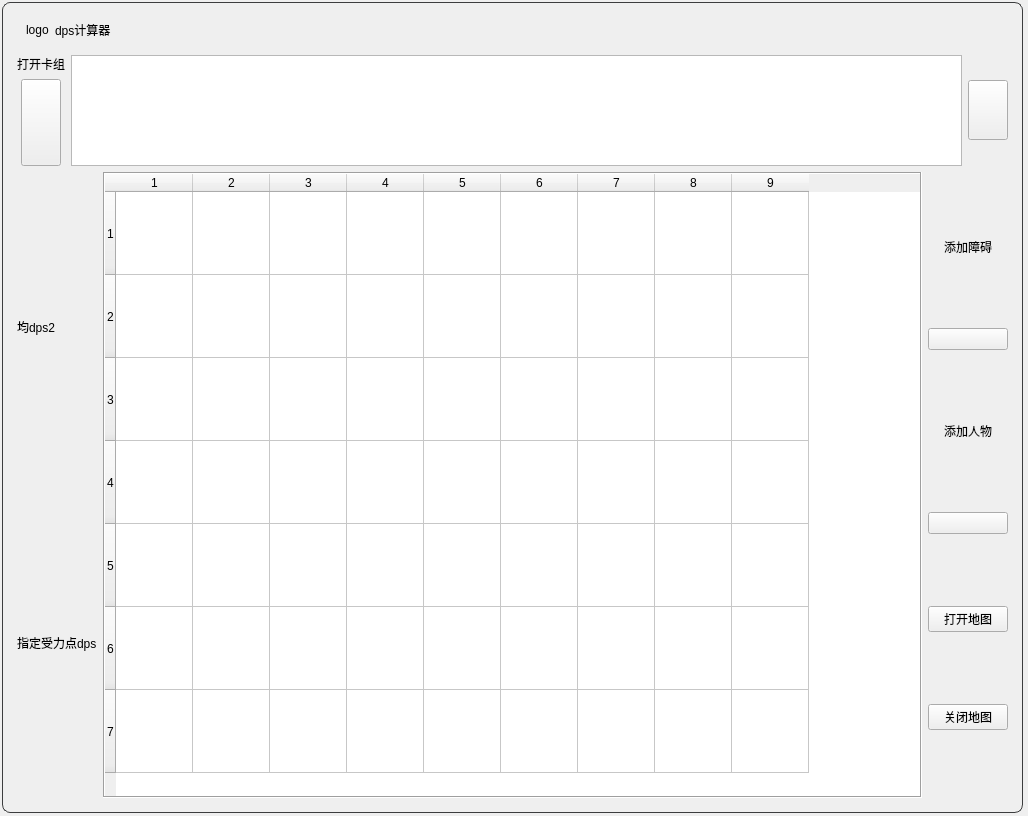
Above: dps_calculator.ui from syfoud/dps_calculator before the change. Below: the same form after it.
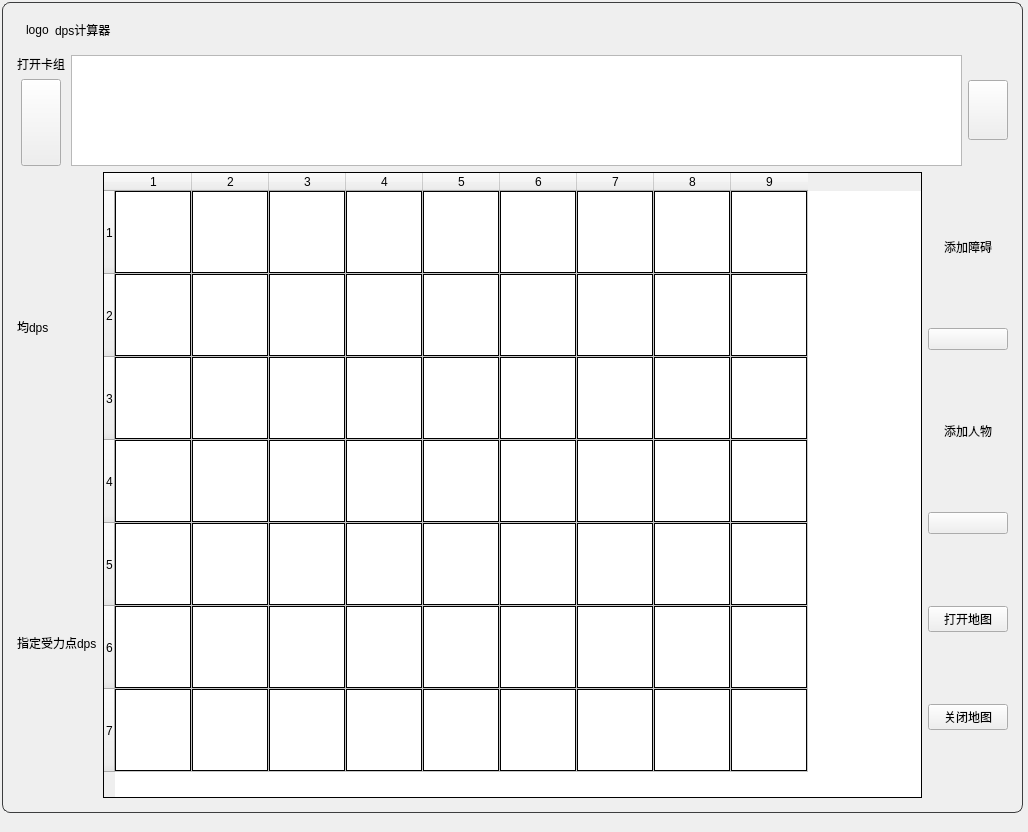
That is the form after the change.

Commit message: 添加表格框线

Patch:
```diff
--- a/dps_calculator.ui
+++ b/dps_calculator.ui
@@ -7,7 +7,7 @@
     <x>0</x>
     <y>0</y>
     <width>1028</width>
-    <height>816</height>
+    <height>832</height>
    </rect>
   </property>
   <property name="minimumSize">
@@ -222,7 +222,7 @@
          <item>
           <widget class="QLabel" name="label_2">
            <property name="text">
-            <string>均dps2</string>
+            <string>均dps</string>
            </property>
           </widget>
          </item>
@@ -246,11 +246,14 @@
            <verstretch>0</verstretch>
           </sizepolicy>
          </property>
+         <property name="styleSheet">
+          <string notr="true">QTableWidget::item{border:1px solid;}</string>
+         </property>
          <property name="frameShape">
           <enum>QFrame::Box</enum>
          </property>
          <property name="frameShadow">
-          <enum>QFrame::Sunken</enum>
+          <enum>QFrame::Plain</enum>
          </property>
          <property name="lineWidth">
           <number>1</number>
@@ -303,6 +306,9 @@
          <attribute name="horizontalHeaderShowSortIndicator" stdset="0">
           <bool>false</bool>
          </attribute>
+         <attribute name="horizontalHeaderStretchLastSection">
+          <bool>false</bool>
+         </attribute>
          <attribute name="verticalHeaderVisible">
           <bool>true</bool>
          </attribute>
@@ -315,6 +321,12 @@
          <attribute name="verticalHeaderDefaultSectionSize">
           <number>83</number>
          </attribute>
+         <attribute name="verticalHeaderShowSortIndicator" stdset="0">
+          <bool>false</bool>
+         </attribute>
+         <attribute name="verticalHeaderStretchLastSection">
+          <bool>false</bool>
+         </attribute>
          <row>
           <property name="text">
            <string>1</string>
```
